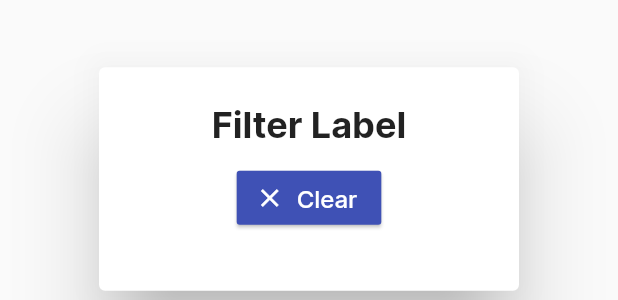
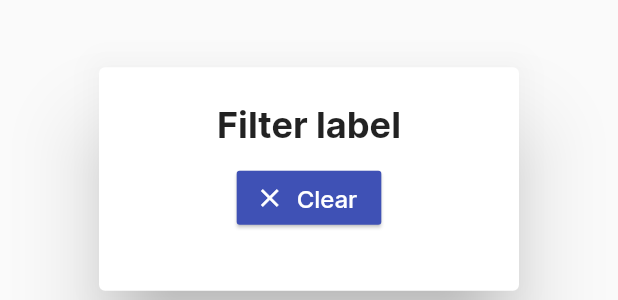
Before and after one commit to nishavak/noteify-clean, a Flutter app: the Labels widget shown alone on an empty page, opened directly, on a phone screen of 412 x 824 dp. Shown: the part 439-739 px from the top of the screen. Run offline on Flutter 3.47's test engine with Material 2 defaults, Android fonts, the phone set to English and light mode, and no system bars; our stand-ins replace cloud_firestore, firebase_auth, flutter_spinkit, fluttertoast, font_awesome_flutter; accounts and stored records are empty; network calls fail.

Commit message:
labels done;

```diff
--- a/lib/user/labels.dart
+++ b/lib/user/labels.dart
@@ -6,7 +6,9 @@ import 'package:provider/provider.dart';
 
 class Labels extends StatefulWidget {
   final Function refresh;
-  Labels({this.refresh});
+  final String loc;
+  final String action;
+  Labels({this.refresh, this.loc = 'dashboard', this.action = 'add'});
   @override
   _LabelsState createState() => _LabelsState();
 }
@@ -31,7 +33,7 @@ class _LabelsState extends State<Labels> {
               .forEach((label) => {
                     children.add(SimpleDialogOption(
                       onPressed: () {
-                        widget.refresh(label.data['name']);
+                        widget.refresh(label.data['name'], widget.action);
                         Navigator.pop(context);
                       },
                       child: Text(label.data['name']),
@@ -44,16 +46,20 @@ class _LabelsState extends State<Labels> {
         return SimpleDialog(
           title: Center(
             child: Column(children: [
-              Text('Filter Label',
+              Text(
+                  widget.loc == 'dashboard'
+                      ? 'Filter label'
+                      : (widget.action == 'add' ? 'Add label' : 'Remove label'),
                   style: TextStyle(fontSize: 24, fontWeight: FontWeight.bold)),
               SizedBox(
                 height: 10,
               ),
-              RaisedButton.icon(
+              widget.loc == 'dashboard'
+                  ? RaisedButton.icon(
                       elevation: 1,
                       color: Colors.indigo,
                       onPressed: () {
-                    widget.refresh('');
+                        widget.refresh('', widget.action);
                         Navigator.pop(context);
                       },
                       icon: Icon(
@@ -64,7 +70,8 @@ class _LabelsState extends State<Labels> {
                       label: Text(
                         'Clear',
                         style: TextStyle(fontSize: 16, color: Colors.white),
-                  )),
+                      ))
+                  : Container(),
               SizedBox(
                 height: 10,
               ),
--- a/pubspec.yaml
+++ b/pubspec.yaml
@@ -32,6 +32,8 @@ dependencies:
   font_awesome_flutter: ^8.10.0
   provider: ^3.1.0
   fluttertoast: ^7.1.4
+  # firebase_storage: ^3.0.8
+  # file_picker: ^1.4.0
   flutter_spinkit: ^4.1.2+1
 
 dev_dependencies:
```
Also changed, not shown: lib/user/note-view-labels.dart (added, +28 -0 lines), lib/user/note-view.dart (+38 -11 lines), 1 other file. Lines whose indentation alone changed are shown as unchanged.
